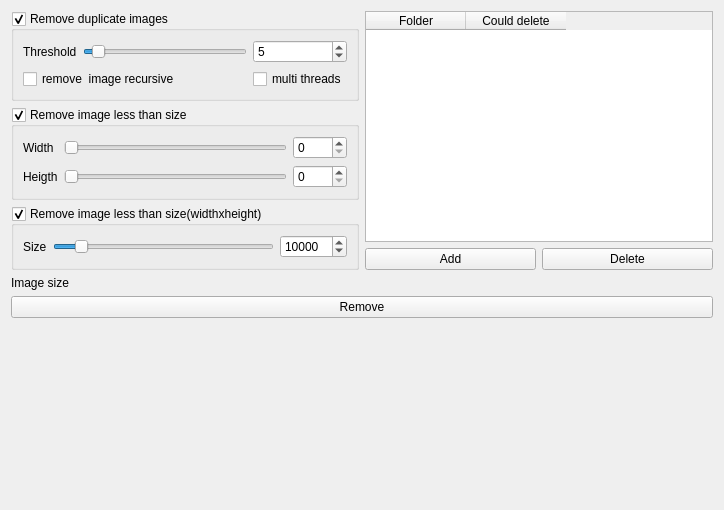
This is image_clean_up_tool/remove_images.ui in stereomatchingkiss/blogCodes2 as Qt 5 draws it before an edit. The edited form follows.
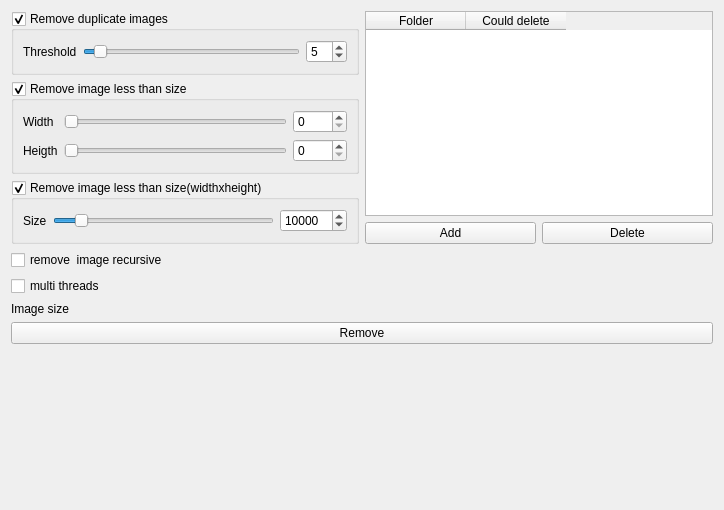
This is the edited form.

Commit message: recursive option should be outside

```diff
--- a/image_clean_up_tool/remove_images.ui
+++ b/image_clean_up_tool/remove_images.ui
@@ -51,20 +51,6 @@
             </property>
            </widget>
           </item>
-          <item row="1" column="0" colspan="2">
-           <widget class="QCheckBox" name="checkBoxRecursive">
-            <property name="text">
-             <string>remove  image recursive</string>
-            </property>
-           </widget>
-          </item>
-          <item row="1" column="2">
-           <widget class="QCheckBox" name="checkBoxMultiThread">
-            <property name="text">
-             <string>multi threads</string>
-            </property>
-           </widget>
-          </item>
          </layout>
         </widget>
        </item>
@@ -216,6 +202,20 @@
      </item>
     </layout>
    </item>
+   <item>
+    <widget class="QCheckBox" name="checkBoxRecursive">
+     <property name="text">
+      <string>remove  image recursive</string>
+     </property>
+    </widget>
+   </item>
+   <item>
+    <widget class="QCheckBox" name="checkBoxMultiThread">
+     <property name="text">
+      <string>multi threads</string>
+     </property>
+    </widget>
+   </item>
    <item>
     <widget class="QLabel" name="labelImageSize">
      <property name="text">
```
